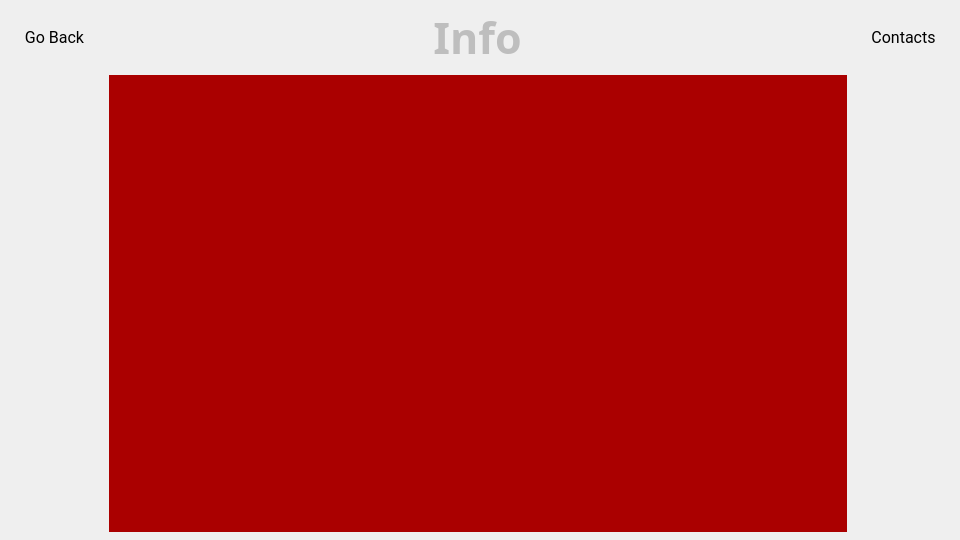
Old version of the form ciit/resources/ui/info_window.ui in the repository ionutsilviu3/CIIT.
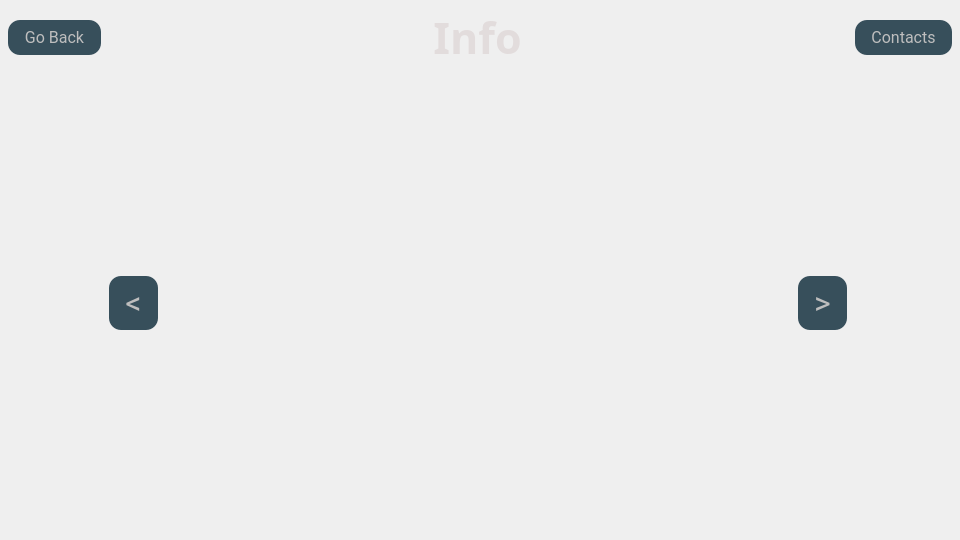
New version of the form. The open tabs and pages were chosen to show the change. Icons and pictures are not drawn.

```diff
--- a/ciit/resources/ui/info_window.ui
+++ b/ciit/resources/ui/info_window.ui
@@ -40,12 +40,15 @@
   </property>
   <property name="styleSheet">
    <string notr="true">QPushButton {
-border-radius: 12px;
-padding-left: 16px;
-padding-right: 16px;
-padding-top: 8 px;
-padding-bottom: 8 px;
-}</string>
+	border-radius: 12px;
+	padding-left: 16px;
+	padding-right: 16px;
+	padding-top: 8 px;
+	padding-bottom: 8 px;
+	color: rgb(190, 190, 190);
+	background-color: rgb(55, 79, 91);
+    }
+</string>
   </property>
   <layout class="QGridLayout" name="gridLayout">
    <property name="leftMargin">
@@ -82,8 +85,7 @@
      <property name="styleSheet">
       <string notr="true">QLabel
 {
-	
-	color: rgb(190, 190, 190);
+    color: rgb(226, 220, 220);
 }</string>
      </property>
      <property name="text">
@@ -109,7 +111,23 @@
     </widget>
    </item>
    <item row="2" column="1">
-    <widget class="QStackedWidget" name="stackedWidget">
+    <layout class="QHBoxLayout" name="horizontalLayout">
+     <item>
+      <widget class="QPushButton" name="pb_previous_page">
+       <property name="font">
+        <font>
+         <family>Roboto</family>
+         <pointsize>24</pointsize>
+         <bold>false</bold>
+        </font>
+       </property>
+       <property name="text">
+        <string>&lt;</string>
+       </property>
+      </widget>
+     </item>
+     <item>
+      <widget class="QStackedWidget" name="sw_pages">
      <property name="currentIndex">
       <number>0</number>
      </property>
@@ -120,12 +138,34 @@
      </widget>
      <widget class="QWidget" name="page_2">
       <property name="styleSheet">
-       <string notr="true">background-color: rgb(170, 0, 0);</string>
-      </property>
-     </widget>
-    </widget>
-   </item>
-  </layout>
+         <string notr="true">image: url(:/Images/overview.png);</string>
+        </property>
+       </widget>
+       <widget class="QWidget" name="page_3">
+        <property name="styleSheet">
+         <string notr="true">image: url(:/Images/advanced.png);</string>
+        </property>
+        <layout class="QVBoxLayout" name="verticalLayout_2"/>
+       </widget>
+      </widget>
+     </item>
+     <item>
+      <widget class="QPushButton" name="pb_next_page">
+       <property name="font">
+        <font>
+         <family>Roboto</family>
+         <pointsize>24</pointsize>
+         <bold>false</bold>
+        </font>
+       </property>
+       <property name="text">
+        <string>&gt;</string>
+       </property>
+      </widget>
+     </item>
+    </layout>
+   </item>
+  </layout>
  </widget>
  <resources/>
  <connections/>
```
Left out of the diff: 22 changed lines with no effect on the pictures. Lines whose indentation alone changed are shown as unchanged.
